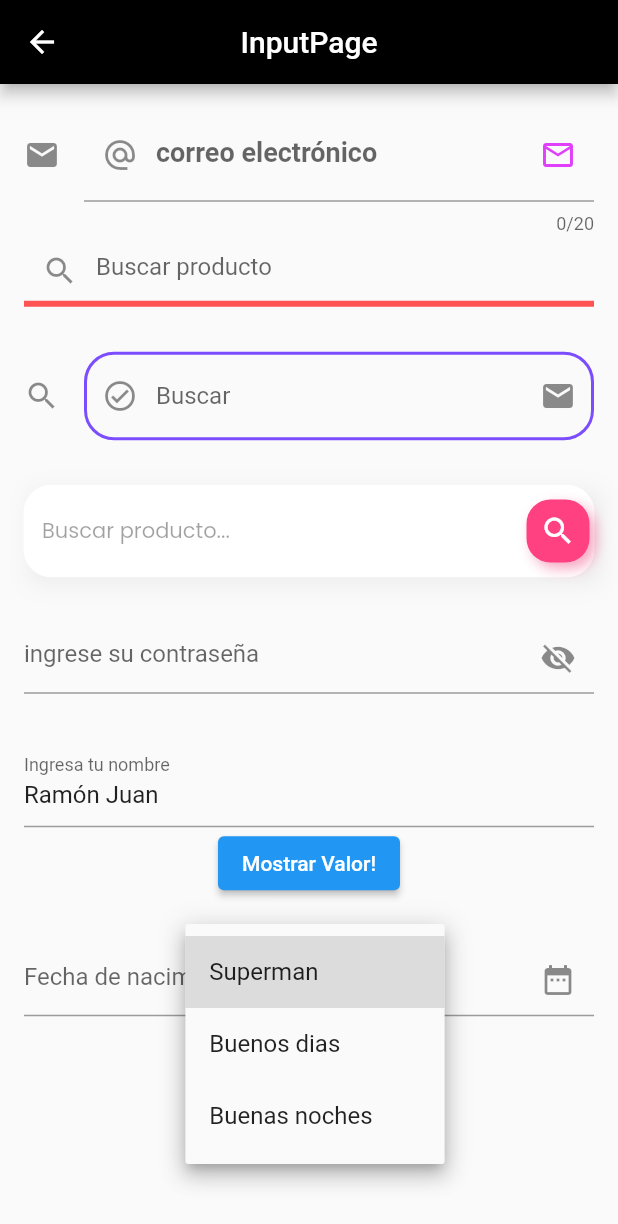
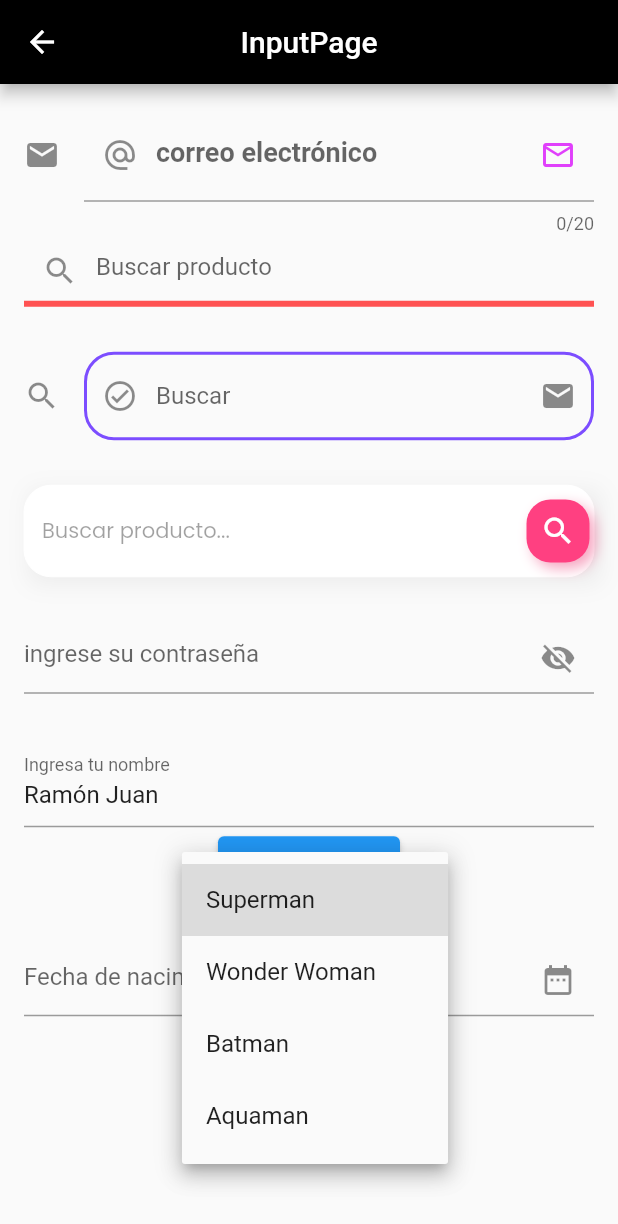
Before and after one commit to cparragatorres/flutter_codigo5_components, a Flutter app: the InputPage screen opened directly, after a tap on "Superman", on a phone screen of 412 x 824 dp. Shown: the top 1224 px of the screen. Run offline on Flutter 3.47's test engine with Material 2 defaults, Android fonts, the phone set to English and light mode, and no system bars; our stand-ins replace font_awesome_flutter, google_fonts; network calls fail.

```diff
--- a/lib/pages/input_pages.dart
+++ b/lib/pages/input_pages.dart
@@ -12,14 +12,17 @@ class _InputPageState extends State<InputPage> {
   String name = "";
   TextEditingController _nameController =
       TextEditingController(text: "Ramón Juan");
+
   TextEditingController _dateTimeController = TextEditingController();
 
-  String valueAux = "A";
   List<String> superheroes = [
     "Superman",
     "Wonder Woman",
-    "Batman"
+    "Batman",
+    "Aquaman",
   ];
+
+  String valueAux = "Superman";
 
   @override
   Widget build(BuildContext context) {
@@ -225,29 +228,9 @@ class _InputPageState extends State<InputPage> {
               const SizedBox(height: 30.0),
               DropdownButton(
                 value: valueAux,
-                items: [
-                  DropdownMenuItem(
-                    value: "A",
-                    child: Text(
-                      superheroes[0],
-                    ),
-                  ),
-                  DropdownMenuItem(
-                    value: "B",
-                    child: Text(
-                        "Buenos dias",
-                    ),
-                  ),
-                  DropdownMenuItem(
-                    value: "C",
-                    child: Text(
-                        "Buenas noches",
-                    ),
-                  ),
-                ],
-                onChanged: (value) {
-                  valueAux = value.toString();
-                  setState((){});
+                items: getDataSuperheroe(),
+                onChanged: (value){
+
                 },
               ),
               const SizedBox(height: 100.0),
@@ -274,4 +257,19 @@ class _InputPageState extends State<InputPage> {
       setState(() {});
     }
   }
+  List<DropdownMenuItem<String>> getDataSuperheroe(){
+    List<DropdownMenuItem<String>> items = [];
+    superheroes.forEach((element) {
+      items.add(
+        DropdownMenuItem(
+          child: Text(element),
+          value: element,
+        ),
+      );
+    });
+    return items;
+  }
+
+
+
 }
```
